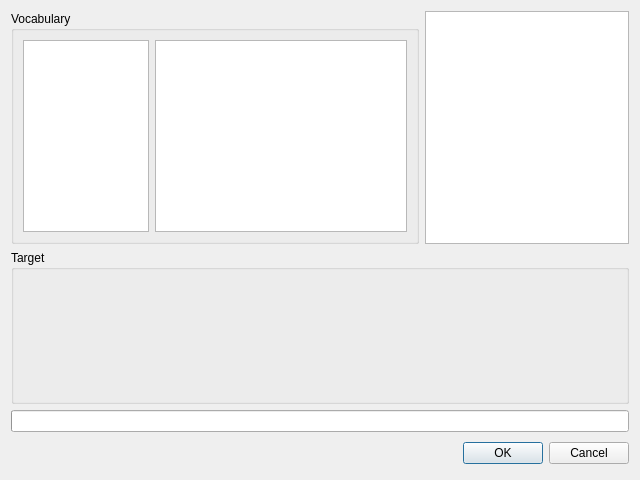
This is source/vocabularymanagerdialog/wordsexportdialog.ui in martin-kudlicka/vocabulary-master as Qt 5 draws it before an edit. The edited form follows.
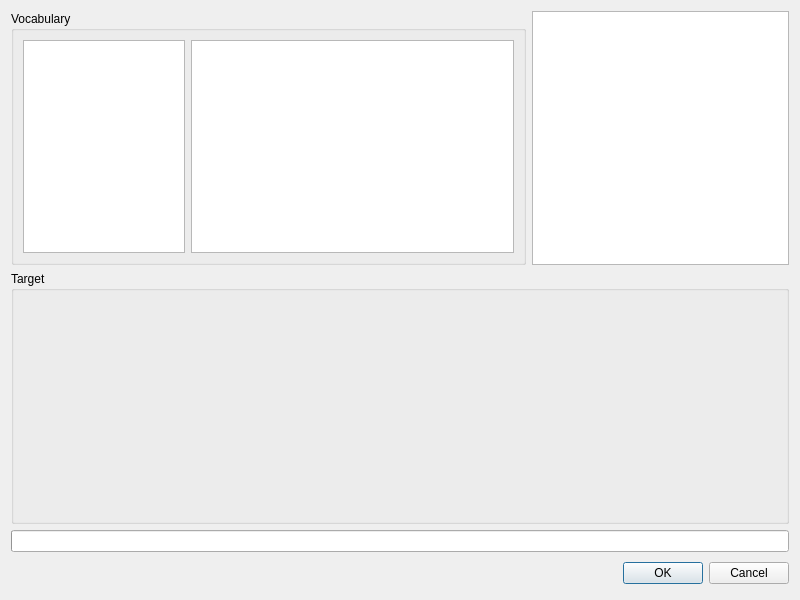
This is the edited form.

Commit message: * resized to 800x600

```diff
--- a/source/vocabularymanagerdialog/wordsexportdialog.ui
+++ b/source/vocabularymanagerdialog/wordsexportdialog.ui
@@ -6,8 +6,8 @@
    <rect>
     <x>0</x>
     <y>0</y>
-    <width>640</width>
-    <height>480</height>
+    <width>800</width>
+    <height>600</height>
    </rect>
   </property>
   <property name="windowTitle">
```
